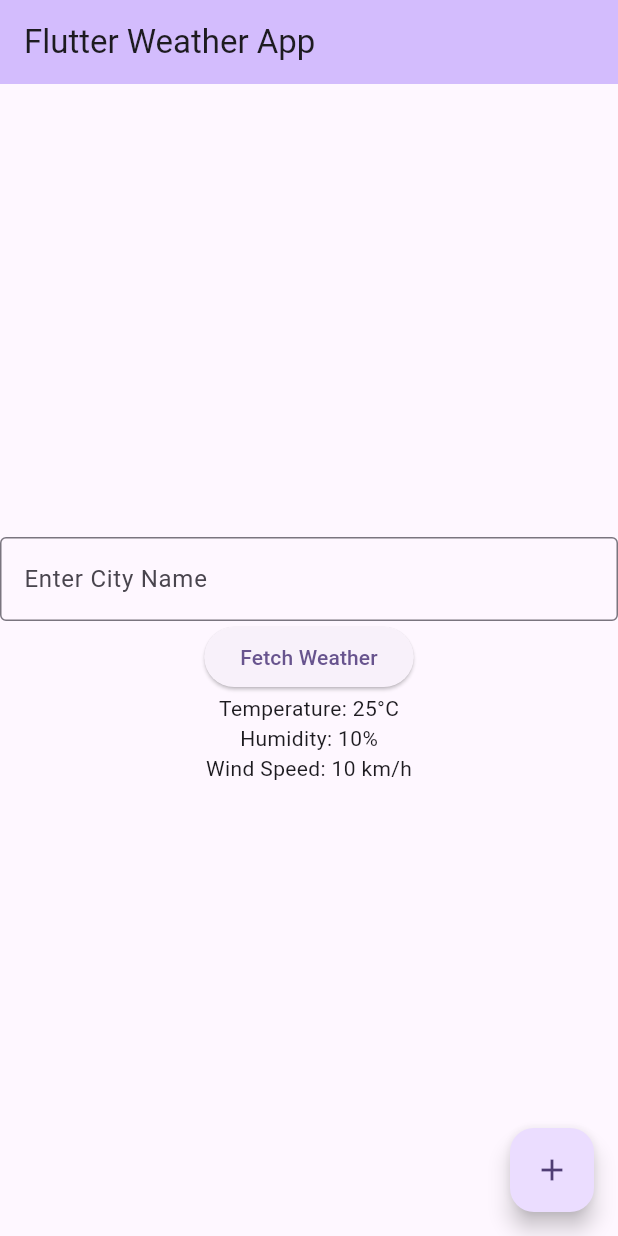
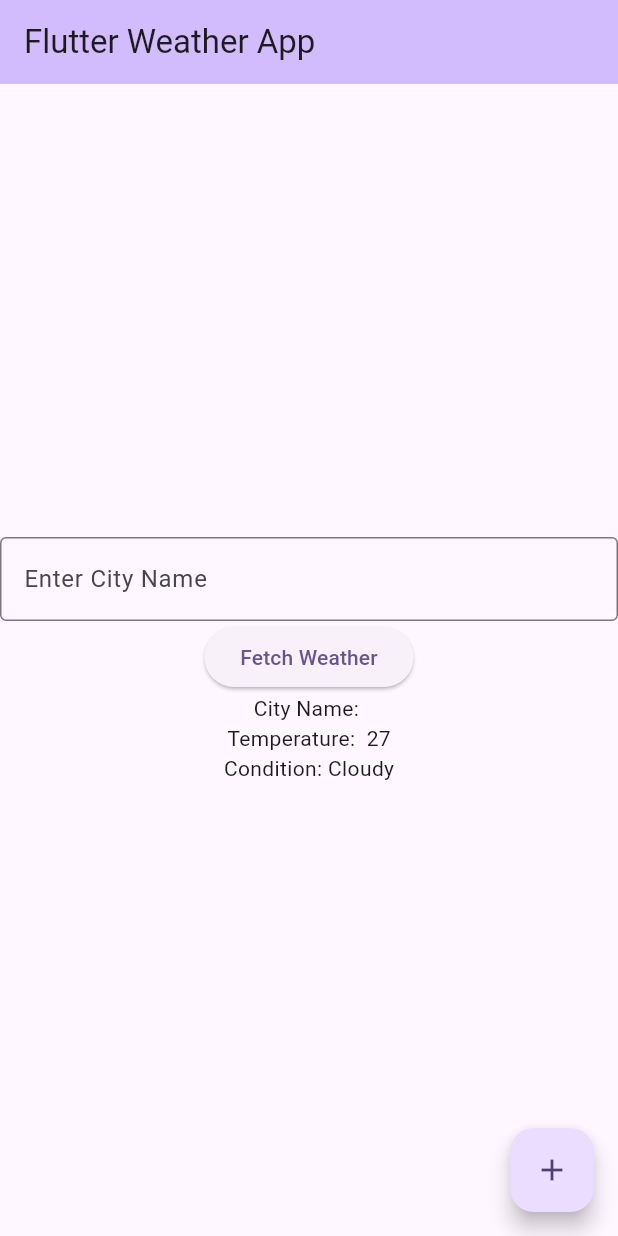
Before and after one commit to fernandocm9/MAD_CW3, a Flutter app: the screen it shows after launch, after a tap on "Fetch Weather", on a phone screen of 412 x 824 dp. Run offline on Flutter 3.47's test engine with Material 3 defaults, Android fonts, the phone set to English and light mode, and no system bars.

Commit message:
Displayed simulated weather information

```diff
--- a/weather_info_app/lib/main.dart
+++ b/weather_info_app/lib/main.dart
@@ -56,9 +56,13 @@ class MyHomePage extends StatefulWidget {
 }
 
 class _MyHomePageState extends State<MyHomePage> {
+  final TextEditingController _cityController = TextEditingController();
+  String city = "";
   int _counter = 0;
   int min = 15;
   int max = 30;
+  int temperature = 0;
+  String weather = "";
   List<String> weatherType = ["Sunny", "Cloudy", "Rainy"];
 
   void _incrementCounter() {
@@ -74,9 +78,11 @@ class _MyHomePageState extends State<MyHomePage> {
 
   void _fetchWeather() {
     setState(() {
-      int temperature = min + Random().nextInt(max - min + 1);
+      city = _cityController.text;
+      temperature = min + Random().nextInt(max - min + 1);
       int randomNumber = Random().nextInt(3);
-      String weather = weatherType[randomNumber];
+      weather = weatherType[randomNumber];
+      print(city);
     });
   }
 
@@ -118,17 +124,20 @@ class _MyHomePageState extends State<MyHomePage> {
           mainAxisAlignment: MainAxisAlignment.center,
           children: <Widget>[
             TextField(
+              controller: _cityController,
               decoration: InputDecoration(
                 border: OutlineInputBorder(),
                 labelText: 'Enter City Name',
               ),
             ),
-            ElevatedButton(onPressed: () { }, child: Text('Fetch Weather')),
+            ElevatedButton(onPressed: () {
+              _fetchWeather();
+            }, child: Text('Fetch Weather')),
             Column(
               children: [
-                Text('Temperature: 25°C'),
-                Text('Humidity: 10%'),
-                Text('Wind Speed: 10 km/h'),
+                Text('City Name: $city'),
+                Text('Temperature:  $temperature'),
+                Text('Condition: $weather'),
               ],
             )
           ],
```
